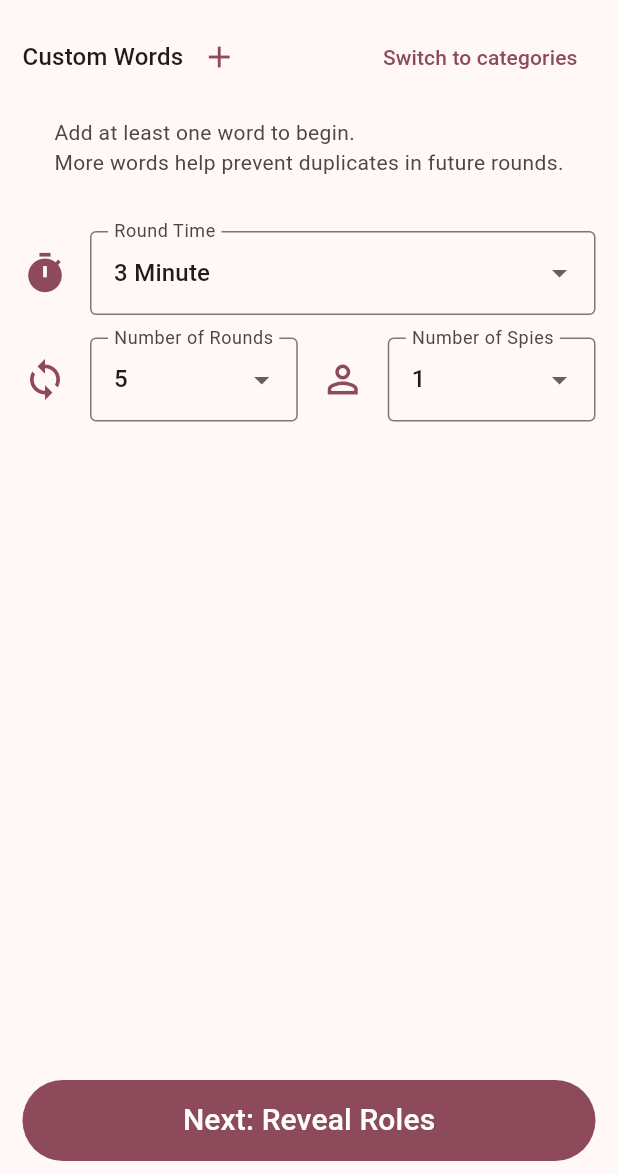
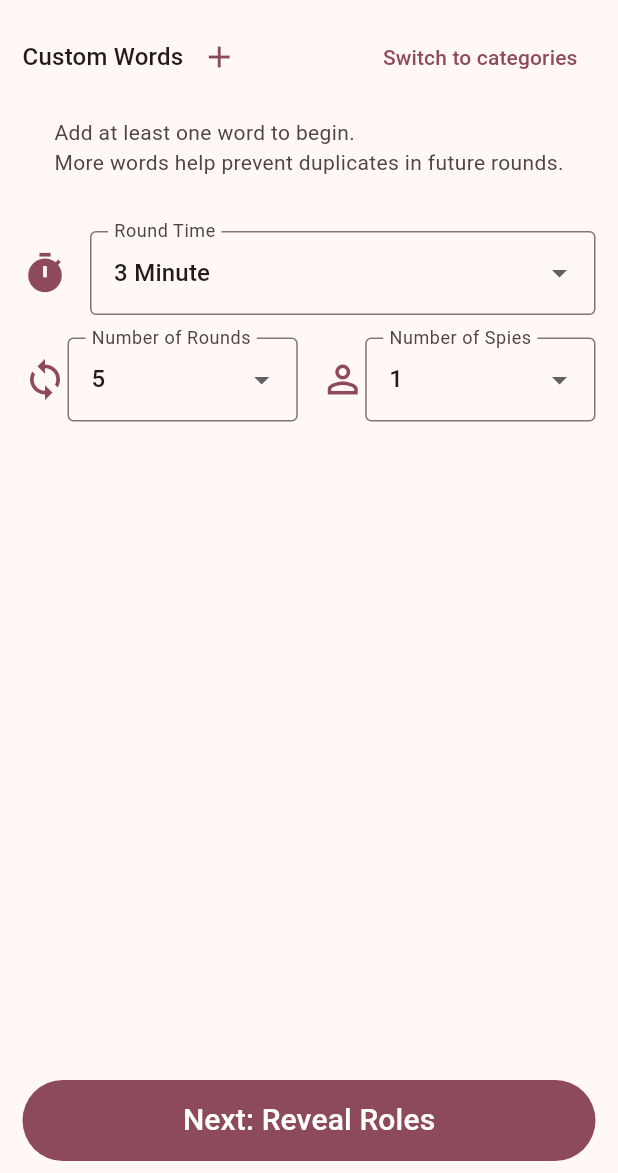
Before and after one commit to TiimmyFTurner/spot_the_spy, a Flutter app: the GameSetupScreen screen opened by its route, after a tap on "Switch to custom words", on a phone screen of 412 x 824 dp, the part 63-1236 px from its top. Run offline on Flutter 3.47's test engine with Material 3 defaults, Android fonts, the phone set to English and light mode, and no system bars; our stand-ins replace action_slider, audioplayers, flutter_riverpod, freezed_annotation, go_router, riverpod_annotation and 1 more; accounts and stored records are empty; generated files the repository leaves out were written again.

Commit message:
revisiongame setup screen

```diff
--- a/lib/l10n/app_localizations_fa.dart
+++ b/lib/l10n/app_localizations_fa.dart
@@ -180,7 +180,7 @@ class AppLocalizationsFa extends AppLocalizations {
   String get spies => 'جاسوس ها';
 
   @override
-  String get godMode => 'God Mode';
+  String get godMode => 'حالت خدا';
 
   @override
   String get activateGodMode => 'فعال‌سازی حالت خدا؟';
--- a/lib/l10n/intl_fa.arb
+++ b/lib/l10n/intl_fa.arb
@@ -110,5 +110,6 @@
   "tips_title": "نکات",
   "tips_bullet_1": "• سؤال‌های خیلی واضح نپرسید.",
   "tips_bullet_2": "• جاسوس با حدس زدن کلمه یا زنده ماندن تا پایان برنده می‌شود.",
-  "tips_bullet_3": "• به پاسخ‌های مبهم یا مشکوک توجه کنید!"
+  "tips_bullet_3": "• به پاسخ‌های مبهم یا مشکوک توجه کنید!",
+  "godMode": "حالت خدا"
 }
--- a/lib/presentation/screens/game_setup_screen.dart
+++ b/lib/presentation/screens/game_setup_screen.dart
@@ -21,14 +21,12 @@ class GameSetupScreen extends ConsumerStatefulWidget {
 class _GameSetupScreenState extends ConsumerState<GameSetupScreen> {
   @override
   Widget build(BuildContext context) {
-    Locale locale = Localizations.localeOf(context);
-    List<String> categories =
-        locale == L10n.en
+    final locale = Localizations.localeOf(context);
+    final categories = locale == L10n.en
         ? categoriesEN.keys.toList()
         : categoriesFA.keys.toList();
-    List<String> selectedCategories = ref.watch(categoryProvider);
-
-    bool customWordActive = ref.watch(customWordsActiveProvider);
+    final selectedCategories = ref.watch(categoryProvider);
+    final customWordActive = ref.watch(customWordsActiveProvider);
 
     return Scaffold(
       appBar: AppBar(
@@ -44,128 +42,48 @@ class _GameSetupScreenState extends ConsumerState<GameSetupScreen> {
                 child: Column(
                   crossAxisAlignment: CrossAxisAlignment.start,
                   children: [
-                    customWordActive
-                        ? _customWordsWidget()[0]
-                        : _categoriesWidget(categories, selectedCategories)[0],
-                    customWordActive
-                        ? _customWordsWidget()[1]
-                        : _categoriesWidget(categories, selectedCategories)[1],
-                    SizedBox(height: 20),
+                    ...(customWordActive
+                        ? _customWordsWidget()
+                        : _categoriesWidget(categories, selectedCategories)),
+                    const SizedBox(height: 20),
+                    _buildDropdownRow(
+                      icon: Icons.timer,
+                      label: AppLocalizations.of(context)!.time,
+                      value: ref.watch(timeProvider),
+                      items: List.generate(13, (i) => i + 3),
+                      onChanged: (val) =>
+                          ref.read(timeProvider.notifier).set(val!),
+                      labelBuilder: (val) =>
+                      "${AppLocalizations.of(context)!.number(val)} ${AppLocalizations.of(context)!.minute}",
+                    ),
+                    const SizedBox(height: 15),
                     Row(
-                      crossAxisAlignment: CrossAxisAlignment.center,
-                      mainAxisAlignment: MainAxisAlignment.start,
-                      mainAxisSize: MainAxisSize.min,
                       children: [
-                        Icon(
-                          Icons.timer,
-                          size: 30,
-                          color: Theme.of(context).colorScheme.primary,
-                        ),
-                        SizedBox(width: 15),
+                        _buildIcon(Icons.loop),
                         Expanded(
-                          child: DropdownButtonFormField<int>(
-                            decoration: InputDecoration(
-                              border: const OutlineInputBorder(),
-                              labelText: AppLocalizations.of(context)!.time,
-                            ),
-                            value: ref.watch(timeProvider),
-                            items:
-                                List.generate(
-                                  13,
-                                  (index) => index + 3,
-                                ).map<DropdownMenuItem<int>>((int time) {
-                                  return DropdownMenuItem<int>(
-                                    value: time,
-                                    child: Center(
-                                      child: Text(
-                                        "${AppLocalizations.of(context)!.number(time)} ${AppLocalizations.of(context)!.minute}",
+                          child: _buildDropdown(
+                            label: AppLocalizations.of(context)!.roundCount,
+                            value: ref.watch(roundCountProvider),
+                            items: List.generate(20, (i) => i + 1),
+                            onChanged: (val) =>
+                                ref.read(roundCountProvider.notifier).set(val!),
+                            labelBuilder: (val) =>
+                                AppLocalizations.of(context)!.number(val),
                           ),
                         ),
-                                  );
-                                }).toList(),
-                            onChanged: (int? newValue) {
-                              ref.read(timeProvider.notifier).set(newValue!);
-                            },
-                          ),
-                        ),
-                      ],
-                    ),
-                    SizedBox(height: 15),
-                    Row(
-                      children: [
-                        Icon(
-                          Icons.loop,
-                          size: 30,
-                          color: Theme.of(context).colorScheme.primary,
-                        ),
-                        SizedBox(width: 15),
+                        const SizedBox(width: 15),
+                        _buildIcon(Icons.person_outline),
                         Expanded(
-                          child: DropdownButtonFormField<int>(
-                            decoration: InputDecoration(
-                              border: const OutlineInputBorder(),
-                              labelText:
-                                  AppLocalizations.of(context)!.roundCount,
-                            ),
-                            value: ref.watch(roundCountProvider),
-                            items:
-                                List.generate(
-                                  20,
-                                  (index) => index + 1,
-                                ).map<DropdownMenuItem<int>>((int roundCount) {
-                                  return DropdownMenuItem<int>(
-                                    value: roundCount,
-                                    child: Center(
-                                      child: Text(
-                                        AppLocalizations.of(
-                                          context,
-                                        )!.number(roundCount),
-                                      ),
-                                    ),
-                                  );
-                                }).toList(),
-                            onChanged: (int? newValue) {
-                              ref
-                                  .read(roundCountProvider.notifier)
-                                  .set(newValue!);
-                            },
-                          ),
-                        ),
-                        SizedBox(width: 15),
-                        Icon(
-                          Icons.person_outline,
-                          size: 30,
-                          color: Theme.of(context).colorScheme.primary,
-                        ),
-                        SizedBox(width: 15),
-                        Expanded(
-                          child: DropdownButtonFormField<int>(
-                            decoration: InputDecoration(
-                              border: const OutlineInputBorder(),
-                              labelText: AppLocalizations.of(context)!.spyCount,
-                            ),
+                          child: _buildDropdown(
+                            label: AppLocalizations.of(context)!.spyCount,
                             value: ref.watch(spyCountProvider),
-                            items:
-                                List.generate(
-                                  (ref.read(playerNamesProvider).length ~/ 3) +
-                                      1,
-                                  (index) => index + 1,
-                                ).map<DropdownMenuItem<int>>((int spyCount) {
-                                  return DropdownMenuItem<int>(
-                                    value: spyCount,
-                                    child: Center(
-                                      child: Text(
-                                        AppLocalizations.of(
-                                          context,
-                                        )!.number(spyCount),
-                                      ),
-                                    ),
-                                  );
-                                }).toList(),
-                            onChanged: (int? newValue) {
-                              ref
-                                  .read(spyCountProvider.notifier)
-                                  .set(newValue!);
-                            },
+                            items: List.generate(
+                                (ref.read(playerNamesProvider).length ~/ 3) + 1,
+                                    (i) => i + 1),
+                            onChanged: (val) =>
+                                ref.read(spyCountProvider.notifier).set(val!),
+                            labelBuilder: (val) =>
+                                AppLocalizations.of(context)!.number(val),
                           ),
                         ),
                       ],
@@ -173,70 +91,57 @@ class _GameSetupScreenState extends ConsumerState<GameSetupScreen> {
                   ],
                 ),
               ),
-
+              const SizedBox(height: 10),
               SizedBox(
                 height: 70,
-                width: MediaQuery.of(context).size.width,
+                width: double.infinity,
                 child: Padding(
                   padding: const EdgeInsets.symmetric(vertical: 8),
                   child: FilledButton(
+                    onPressed: () {
+                      HapticFeedback.lightImpact();
+                      final messenger = ScaffoldMessenger.of(context);
+
+                      if (customWordActive) {
+                        final words = ref.read(customWordsProvider);
+                        if (words.isEmpty) {
+                          messenger.showSnackBar(SnackBar(
+                            behavior: SnackBarBehavior.floating,
+                            content: Text(AppLocalizations.of(context)!
+                                .emptyCustomWordsError),
+                          ));
+                          return;
+                        }
+                        ref.read(playersProvider.notifier).set();
+                        ref.read(playersProvider.notifier).setRoles(words);
+                      } else {
+                        final selected = ref.read(categoryProvider);
+                        if (selected.isEmpty) {
+                          messenger.showSnackBar(SnackBar(
+                            behavior: SnackBarBehavior.floating,
+                            content: Text(AppLocalizations.of(context)!
+                                .categoryCountError),
+                          ));
+                          return;
+                        }
+                        final words = <String>[];
+                        for (final cat in selected) {
+                          words.addAll((locale == L10n.en
+                              ? categoriesEN[cat]
+                              : categoriesFA[cat])
+                              ?.toList() ??
+                              []);
+                        }
+                        ref.read(playersProvider.notifier).set();
+                        ref.read(playersProvider.notifier).setRoles(words);
+                      }
+
+                      context.goNamed(Routes.roleReveal);
+                    },
                     child: Text(
                       AppLocalizations.of(context)!.goToRoleReveal,
-                      style: TextStyle(fontSize: 20),
+                      style: const TextStyle(fontSize: 20),
                     ),
-                    onPressed: () {
-                      HapticFeedback.lightImpact();
-                      if (customWordActive) {
-                        if (ref.read(customWordsProvider).isEmpty) {
-                          ScaffoldMessenger.of(context).showSnackBar(
-                            SnackBar(
-                              behavior: SnackBarBehavior.floating,
-                              content: Text(
-                                AppLocalizations.of(
-                                  context,
-                                )!.emptyCustomWordsError,
-                              ),
-                            ),
-                          );
-                        } else {
-                          ref.read(playersProvider.notifier).set();
-                          ref
-                              .read(playersProvider.notifier)
-                              .setRoles(ref.read(customWordsProvider));
-                          context.goNamed(Routes.roleReveal);
-                        }
-                      } else {
-                        if (ref.read(categoryProvider).isEmpty) {
-                          ScaffoldMessenger.of(context).showSnackBar(
-                            SnackBar(
-                              behavior: SnackBarBehavior.floating,
-                              content: Text(
-                                AppLocalizations.of(
-                                  context,
-                                )!.categoryCountError,
-                              ),
-                            ),
-                          );
-                        } else {
-                          List<String> wordsList = [];
-                          for (var i = 0; i < selectedCategories.length; i++) {
-                            wordsList.addAll(
-                              (locale == L10n.en
-                                      ? categoriesEN[selectedCategories[i]]
-                                          ?.toList()
-                                      : categoriesFA[selectedCategories[i]]
-                                          ?.toList()) ??
-                                  [],
-                            );
-                          }
-                          ref.read(playersProvider.notifier).set();
-                          ref
-                              .read(playersProvider.notifier)
-                              .setRoles(wordsList);
-                          context.goNamed(Routes.roleReveal);
-                        }
-                      }
-                    },
                   ),
                 ),
               ),
@@ -247,92 +152,136 @@ class _GameSetupScreenState extends ConsumerState<GameSetupScreen> {
     );
   }
 
+  Widget _buildIcon(IconData icon) => Icon(
+    icon,
+    size: 30,
+    color: Theme.of(context).colorScheme.primary,
+  );
+
+  Widget _buildDropdown<T>({
+    required String label,
+    required T value,
+    required List<T> items,
+    required void Function(T?) onChanged,
+    required String Function(T) labelBuilder,
+  }) {
+    return DropdownButtonFormField<T>(
+      decoration: InputDecoration(
+        border: const OutlineInputBorder(),
+        labelText: label,
+      ),
+      value: value,
+      items: items
+          .map((item) => DropdownMenuItem<T>(
+        value: item,
+        child: Center(child: Text(labelBuilder(item))),
+      ))
+          .toList(),
+      onChanged: onChanged,
+    );
+  }
+
+  Widget _buildDropdownRow({
+    required IconData icon,
+    required String label,
+    required int value,
+    required List<int> items,
+    required void Function(int?) onChanged,
+    required String Function(int) labelBuilder,
+  }) {
+    return Row(
+      children: [
+        _buildIcon(icon),
+        const SizedBox(width: 15),
+        Expanded(
+          child: _buildDropdown<int>(
+            label: label,
+            value: value,
+            items: items,
+            onChanged: onChanged,
+            labelBuilder: labelBuilder,
+          ),
+        ),
+      ],
+    );
+  }
+
   List<Widget> _customWordsWidget() {
+    final words = ref.watch(customWordsProvider);
     return [
       Row(
         children: [
-          Text(
-            AppLocalizations.of(context)!.customWords,
-            style: Theme.of(context).textTheme.titleMedium,
-          ),
+          Text(AppLocalizations.of(context)!.customWords,
+              style: Theme.of(context).textTheme.titleMedium),
           IconButton(
             onPressed: _showAddWordDialog,
-            icon: Icon(Icons.add),
+            icon: const Icon(Icons.add),
             color: Theme.of(context).colorScheme.primary,
           ),
-          Expanded(child: Container()),
+          const Spacer(),
           TextButton(
-            onPressed: () {
-              ref.read(customWordsActiveProvider.notifier).toggle();
-            },
+            onPressed: () =>
+                ref.read(customWordsActiveProvider.notifier).toggle(),
             child: Text(AppLocalizations.of(context)!.switchToCategories),
           ),
         ],
       ),
-
       Flexible(
         child: SingleChildScrollView(
-          child:
-              ref.watch(customWordsProvider).isEmpty
-                  ? Center(
-                    child: Padding(
-                      padding: const EdgeInsets.all(16.0),
+          child: words.isEmpty
+              ? Padding(
+            padding: const EdgeInsets.all(16),
+            child: Center(
               child: Text(
                 AppLocalizations.of(context)!.emptyCustomWordsHint,
                 style: TextStyle(
-                          color: Theme.of(context).colorScheme.onSurfaceVariant,
+                  color:
+                  Theme.of(context).colorScheme.onSurfaceVariant,
                 ),
               ),
             ),
           )
               : Wrap(
             spacing: 8.0,
-                    children:
-                        ref.watch(customWordsProvider).map((word) {
-                          return Chip(
+            children: words
+                .map((word) => Chip(
               label: Text(word),
-                            onDeleted: () {
-                              setState(
-                                () => ref
+              onDeleted: () => setState(() => ref
                   .read(customWordsProvider.notifier)
-                                    .removeWord(word),
-                              );
-                            },
-                          );
-                        }).toList(),
+                  .removeWord(word)),
+            ))
+                .toList(),
           ),
         ),
       ),
     ];
   }
 
-  List<Widget> _categoriesWidget(categories, selectedCategories) {
+  List<Widget> _categoriesWidget(
+      List<String> categories,
+      List<String> selected,
+      ) {
     return [
       Row(
         children: [
-          Text(
-            AppLocalizations.of(context)!.category,
-            style: Theme.of(context).textTheme.titleMedium,
-          ),
-
-          Expanded(child: Container()),
+          Text(AppLocalizations.of(context)!.category,
+              style: Theme.of(context).textTheme.titleMedium),
+          const Spacer(),
           TextButton(
-            onPressed: () {
-              ref.read(customWordsActiveProvider.notifier).toggle();
-            },
+            onPressed: () =>
+                ref.read(customWordsActiveProvider.notifier).toggle(),
             child: Text(AppLocalizations.of(context)!.switchToCustomWords),
           ),
         ],
       ),
-
       Flexible(
         child: SingleChildScrollView(
           child: MultiCategorySelector(
             allCategories: categories,
-            selected: selectedCategories,
-            onSelectionChanged: (selectedList) {
+            selected: selected,
+            onSelectionChanged: (list) {
               HapticFeedback.lightImpact();
-              ref.read(categoryProvider.notifier).set(selectedList);
+              ref.read(categoryProvider.notifier).set(list);
             },
           ),
         ),
@@ -347,10 +296,8 @@ class _GameSetupScreenState extends ConsumerState<GameSetupScreen> {
       context: context,
       builder: (context) {
         String? error;
-
         return StatefulBuilder(
-          builder: (context, setState) {
-            return AlertDialog(
+          builder: (context, setState) => AlertDialog(
             title: Text(AppLocalizations.of(context)!.addWord),
             content: TextField(
               controller: controller,
@@ -360,11 +307,7 @@ class _GameSetupScreenState extends ConsumerState<GameSetupScreen> {
                 border: const OutlineInputBorder(),
                 errorText: error,
               ),
-                onChanged: (_) {
-                  setState(() {
-                    error = null;
-                  });
-                },
+              onChanged: (_) => setState(() => error = null),
             ),
             actions: [
               TextButton(
@@ -376,7 +319,8 @@ class _GameSetupScreenState extends ConsumerState<GameSetupScreen> {
                   final input = controller.text.trim();
                   if (input.isEmpty) return;
 
-                    final word = input[0].toUpperCase() + input.substring(1);
+                  final word =
+                      input[0].toUpperCase() + input.substring(1);
 
                   if (ref.read(customWordsProvider).contains(word)) {
                     setState(() {
@@ -391,8 +335,7 @@ class _GameSetupScreenState extends ConsumerState<GameSetupScreen> {
                 child: Text(AppLocalizations.of(context)!.add),
               ),
             ],
-            );
-          },
+          ),
         );
       },
     );
@@ -421,8 +364,8 @@ class MultiCategorySelector extends StatelessWidget {
         FilterChip(
           label: Text(AppLocalizations.of(context)!.selectAll),
           selected: allSelected,
-          onSelected: (bool value) {
-            onSelectionChanged(allSelected ? [] : [...allCategories]);
+          onSelected: (selected) {
+            onSelectionChanged(selected ? [...allCategories] : []);
           },
         ),
         ...allCategories.map((category) {
@@ -430,14 +373,10 @@ class MultiCategorySelector extends StatelessWidget {
           return FilterChip(
             label: Text(category),
             selected: isSelected,
-            onSelected: (bool selectedNow) {
-              final newSelected = [...selected];
-              if (selectedNow) {
-                newSelected.add(category);
-              } else {
-                newSelected.remove(category);
-              }
-              onSelectionChanged(newSelected);
+            onSelected: (selectedNow) {
+              final newList = [...selected];
+              selectedNow ? newList.add(category) : newList.remove(category);
+              onSelectionChanged(newList);
             },
           );
         }),
```
Also changed, not shown: l10n.yaml (line endings or trailing spaces). Lines whose indentation alone changed are shown as unchanged.
